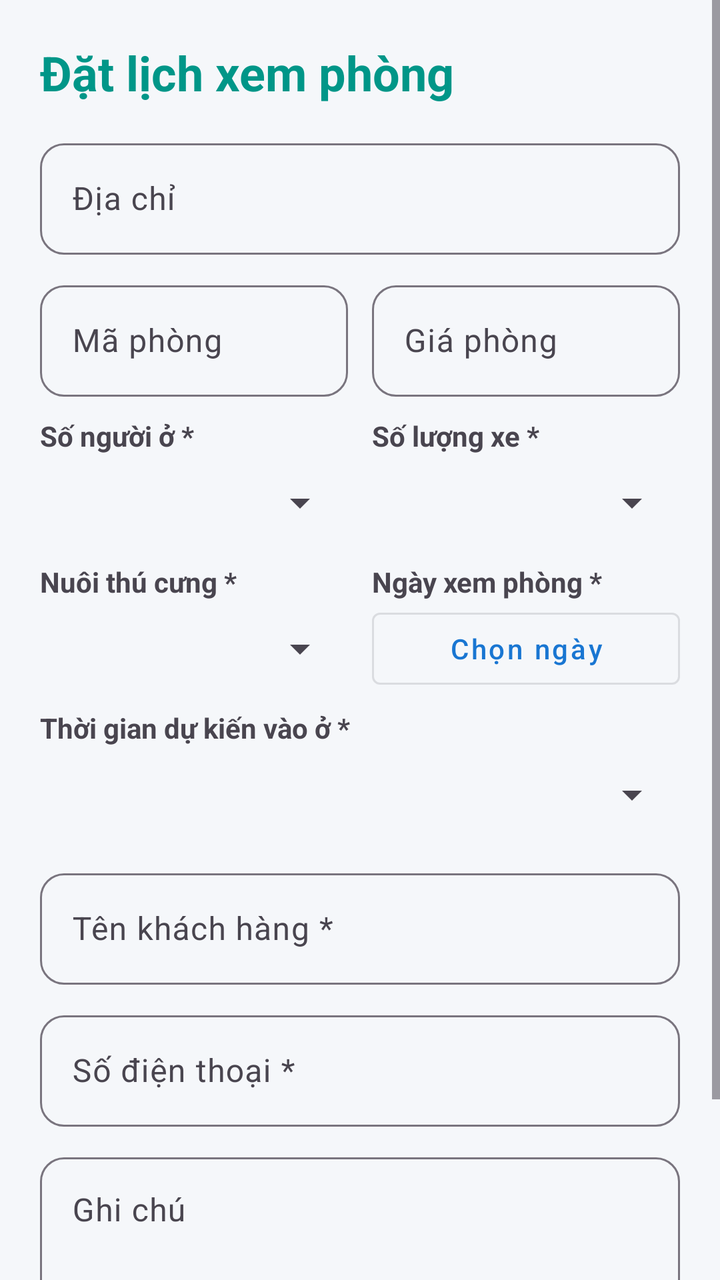
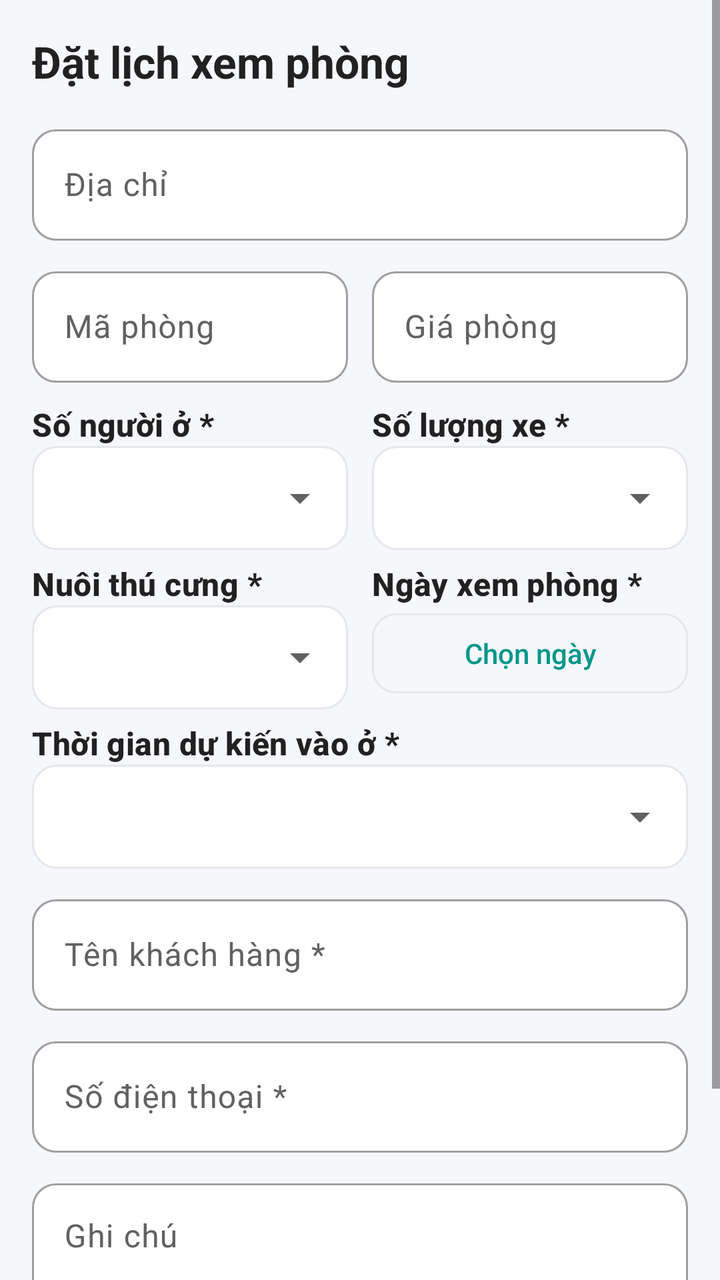

The first picture is an Android layout as it rendered before a commit; the second is the same layout after the commit. The layout source and the unified diff follow.
<!-- AndroidManifest.xml: application theme Theme.QLPT -->
<!-- res/layout/activity_book_visit.xml -->
<?xml version="1.0" encoding="utf-8"?>
<ScrollView xmlns:android="http://schemas.android.com/apk/res/android"
    xmlns:app="http://schemas.android.com/apk/res-auto"
    android:layout_width="match_parent"
    android:layout_height="match_parent"
    android:background="#F5F7FA"
    android:fillViewport="true">

    <LinearLayout
        android:layout_width="match_parent"
        android:layout_height="wrap_content"
        android:orientation="vertical"
        android:padding="20dp">

        <TextView
            android:layout_width="wrap_content"
            android:layout_height="wrap_content"
            android:layout_marginBottom="14dp"
            android:text="Đặt lịch xem phòng"
            android:textColor="#009688"
            android:textSize="24sp"
            android:textStyle="bold" />

        <com.google.android.material.textfield.TextInputLayout
            android:layout_width="match_parent"
            android:layout_height="wrap_content"
            android:layout_marginBottom="10dp"
            android:hint="Địa chỉ">

            <com.google.android.material.textfield.TextInputEditText
                android:id="@+id/edtAddress"
                android:layout_width="match_parent"
                android:layout_height="wrap_content"
                android:enabled="false"
                android:inputType="none" />
        </com.google.android.material.textfield.TextInputLayout>

        <LinearLayout
            android:layout_width="match_parent"
            android:layout_height="wrap_content"
            android:layout_marginBottom="10dp"
            android:orientation="horizontal">

            <com.google.android.material.textfield.TextInputLayout
                android:layout_width="0dp"
                android:layout_height="wrap_content"
                android:layout_weight="1"
                android:layout_marginEnd="6dp"
                android:hint="Mã phòng">

                <com.google.android.material.textfield.TextInputEditText
                    android:id="@+id/edtRoomCode"
                    android:layout_width="match_parent"
                    android:layout_height="wrap_content"
                    android:enabled="false"
                    android:inputType="none" />
            </com.google.android.material.textfield.TextInputLayout>

            <com.google.android.material.textfield.TextInputLayout
                android:layout_width="0dp"
                android:layout_height="wrap_content"
                android:layout_weight="1"
                android:layout_marginStart="6dp"
                android:hint="Giá phòng">

                <com.google.android.material.textfield.TextInputEditText
                    android:id="@+id/edtPriceShow"
                    android:layout_width="match_parent"
                    android:layout_height="wrap_content"
                    android:enabled="false"
                    android:inputType="none" />
            </com.google.android.material.textfield.TextInputLayout>
        </LinearLayout>

        <LinearLayout
            android:layout_width="match_parent"
            android:layout_height="wrap_content"
            android:orientation="horizontal">

            <LinearLayout
                android:layout_width="0dp"
                android:layout_height="wrap_content"
                android:layout_weight="1"
                android:layout_marginEnd="6dp"
                android:orientation="vertical">

                <TextView
                    android:layout_width="wrap_content"
                    android:layout_height="wrap_content"
                    android:text="Số người ở *"
                    android:textStyle="bold" />

                <Spinner
                    android:id="@+id/spPeople"
                    android:layout_width="match_parent"
                    android:layout_height="48dp" />
            </LinearLayout>

            <LinearLayout
                android:layout_width="0dp"
                android:layout_height="wrap_content"
                android:layout_weight="1"
                android:layout_marginStart="6dp"
                android:orientation="vertical">

                <TextView
                    android:layout_width="wrap_content"
                    android:layout_height="wrap_content"
                    android:text="Số lượng xe *"
                    android:textStyle="bold" />

                <Spinner
                    android:id="@+id/spVehicles"
                    android:layout_width="match_parent"
                    android:layout_height="48dp" />
            </LinearLayout>
        </LinearLayout>

        <LinearLayout
            android:layout_width="match_parent"
            android:layout_height="wrap_content"
            android:layout_marginTop="6dp"
            android:orientation="horizontal">

            <LinearLayout
                android:layout_width="0dp"
                android:layout_height="wrap_content"
                android:layout_weight="1"
                android:layout_marginEnd="6dp"
                android:orientation="vertical">

                <TextView
                    android:layout_width="wrap_content"
                    android:layout_height="wrap_content"
                    android:text="Nuôi thú cưng *"
                    android:textStyle="bold" />

                <Spinner
                    android:id="@+id/spPet"
                    android:layout_width="match_parent"
                    android:layout_height="48dp" />
            </LinearLayout>

            <LinearLayout
                android:layout_width="0dp"
                android:layout_height="wrap_content"
                android:layout_weight="1"
                android:layout_marginStart="6dp"
                android:orientation="vertical">

                <TextView
                    android:layout_width="wrap_content"
                    android:layout_height="wrap_content"
                    android:text="Ngày xem phòng *"
                    android:textStyle="bold" />

                <Button
                    android:id="@+id/btnVisitDate"
                    style="@style/Widget.MaterialComponents.Button.OutlinedButton"
                    android:layout_width="match_parent"
                    android:layout_height="48dp"
                    android:text="Chọn ngày"
                    android:textAllCaps="false" />
            </LinearLayout>
        </LinearLayout>

        <TextView
            android:layout_width="wrap_content"
            android:layout_height="wrap_content"
            android:layout_marginTop="6dp"
            android:text="Thời gian dự kiến vào ở *"
            android:textStyle="bold" />

        <Spinner
            android:id="@+id/spMoveIn"
            android:layout_width="match_parent"
            android:layout_height="48dp" />

        <com.google.android.material.textfield.TextInputLayout
            android:layout_width="match_parent"
            android:layout_height="wrap_content"
            android:layout_marginTop="10dp"
            android:hint="Tên khách hàng *">

            <com.google.android.material.textfield.TextInputEditText
                android:id="@+id/edtName"
                android:layout_width="match_parent"
                android:layout_height="wrap_content"
                android:inputType="textPersonName" />
        </com.google.android.material.textfield.TextInputLayout>

        <com.google.android.material.textfield.TextInputLayout
            android:layout_width="match_parent"
            android:layout_height="wrap_content"
            android:layout_marginTop="10dp"
            android:hint="Số điện thoại *">

            <com.google.android.material.textfield.TextInputEditText
                android:id="@+id/edtPhone"
                android:layout_width="match_parent"
                android:layout_height="wrap_content"
                android:inputType="phone" />
        </com.google.android.material.textfield.TextInputLayout>

        <com.google.android.material.textfield.TextInputLayout
            android:layout_width="match_parent"
            android:layout_height="wrap_content"
            android:layout_marginTop="10dp"
            android:hint="Ghi chú">

            <com.google.android.material.textfield.TextInputEditText
                android:id="@+id/edtNote"
                android:layout_width="match_parent"
                android:layout_height="wrap_content"
                android:gravity="top"
                android:inputType="textMultiLine"
                android:minLines="2" />
        </com.google.android.material.textfield.TextInputLayout>

        <Button
            android:id="@+id/btnSubmit"
            android:layout_width="match_parent"
            android:layout_height="54dp"
            android:layout_marginTop="18dp"
            android:backgroundTint="#009688"
            android:text="Đặt lịch hẹn"
            android:textAllCaps="false"
            android:textSize="16sp"
            app:cornerRadius="14dp" />

        <ProgressBar
            android:id="@+id/progress"
            android:layout_width="wrap_content"
            android:layout_height="wrap_content"
            android:layout_gravity="center"
            android:layout_marginTop="12dp"
            android:visibility="gone" />
    </LinearLayout>
</ScrollView>
<!-- resources referenced by this layout -->
<resources>
  <style name="Base.Theme.QLPT" parent="Theme.Material3.DayNight.NoActionBar">
          <item name="colorPrimary">@color/colorPrimary</item>
          <item name="colorPrimaryDark">@color/colorPrimaryDark</item>
          <item name="colorAccent">@color/colorAccent</item>
          <item name="android:statusBarColor">@color/colorPrimaryDark</item>
          <item name="textInputStyle">@style/App.TextInput</item>
      </style>
  <color name="colorPrimary">#1976D2</color>
  <color name="colorPrimaryDark">#1565C0</color>
  <color name="colorAccent">#FF6F00</color>
  <style name="App.TextInput" parent="Widget.Material3.TextInputLayout.OutlinedBox">
          <item name="boxCornerRadiusTopStart">12dp</item>
          <item name="boxCornerRadiusTopEnd">12dp</item>
          <item name="boxCornerRadiusBottomStart">12dp</item>
          <item name="boxCornerRadiusBottomEnd">12dp</item>
      </style>
  <!-- unchanged entries left out for length: 1 -->
</resources>

<!-- the commit's change to res/layout/activity_book_visit.xml (unified diff, before → after) -->
@@ -1,25 +1,25 @@
 <?xml version="1.0" encoding="utf-8"?>
-<ScrollView xmlns:android="http://schemas.android.com/apk/res/android"
+<ScrollView
+    xmlns:android="http://schemas.android.com/apk/res/android"
     xmlns:app="http://schemas.android.com/apk/res-auto"
     android:layout_width="match_parent"
     android:layout_height="match_parent"
-    android:background="#F5F7FA"
-    android:fillViewport="true">
+    android:background="@color/qlpt_background"
+    android:fillViewport="true"
+    android:fitsSystemWindows="true">
 
     <LinearLayout
         android:layout_width="match_parent"
         android:layout_height="wrap_content"
         android:orientation="vertical"
-        android:padding="20dp">
+        android:padding="16dp">
 
         <TextView
             android:layout_width="wrap_content"
             android:layout_height="wrap_content"
             android:layout_marginBottom="14dp"
             android:text="Đặt lịch xem phòng"
-            android:textColor="#009688"
-            android:textSize="24sp"
-            android:textStyle="bold" />
+            android:textAppearance="@style/TextAppearance.QLPT.ScreenTitle" />
 
         <com.google.android.material.textfield.TextInputLayout
             android:layout_width="match_parent"
@@ -88,12 +88,13 @@
                     android:layout_width="wrap_content"
                     android:layout_height="wrap_content"
                     android:text="Số người ở *"
-                    android:textStyle="bold" />
+                    android:textAppearance="@style/TextAppearance.QLPT.SectionTitle" />
 
                 <Spinner
                     android:id="@+id/spPeople"
-                    android:layout_width="match_parent"
-                    android:layout_height="48dp" />
+                    style="@style/Widget.QLPT.Spinner"
+                    android:layout_width="match_parent"
+                    android:layout_height="52dp" />
             </LinearLayout>
 
             <LinearLayout
@@ -107,12 +108,13 @@
                     android:layout_width="wrap_content"
                     android:layout_height="wrap_content"
                     android:text="Số lượng xe *"
-                    android:textStyle="bold" />
+                    android:textAppearance="@style/TextAppearance.QLPT.SectionTitle" />
 
                 <Spinner
                     android:id="@+id/spVehicles"
-                    android:layout_width="match_parent"
-                    android:layout_height="48dp" />
+                    style="@style/Widget.QLPT.Spinner"
+                    android:layout_width="match_parent"
+                    android:layout_height="52dp" />
             </LinearLayout>
         </LinearLayout>
 
@@ -133,12 +135,13 @@
                     android:layout_width="wrap_content"
                     android:layout_height="wrap_content"
                     android:text="Nuôi thú cưng *"
-                    android:textStyle="bold" />
+                    android:textAppearance="@style/TextAppearance.QLPT.SectionTitle" />
 
                 <Spinner
                     android:id="@+id/spPet"
-                    android:layout_width="match_parent"
-                    android:layout_height="48dp" />
+                    style="@style/Widget.QLPT.Spinner"
+                    android:layout_width="match_parent"
+                    android:layout_height="52dp" />
             </LinearLayout>
 
             <LinearLayout
@@ -152,15 +155,14 @@
                     android:layout_width="wrap_content"
                     android:layout_height="wrap_content"
                     android:text="Ngày xem phòng *"
-                    android:textStyle="bold" />
+                    android:textAppearance="@style/TextAppearance.QLPT.SectionTitle" />
 
                 <Button
                     android:id="@+id/btnVisitDate"
-                    style="@style/Widget.MaterialComponents.Button.OutlinedButton"
+                    style="@style/Widget.QLPT.Button.Outlined"
                     android:layout_width="match_parent"
                     android:layout_height="48dp"
-                    android:text="Chọn ngày"
-                    android:textAllCaps="false" />
+                    android:text="Chọn ngày" />
             </LinearLayout>
         </LinearLayout>
 
@@ -169,12 +171,13 @@
             android:layout_height="wrap_content"
             android:layout_marginTop="6dp"
             android:text="Thời gian dự kiến vào ở *"
-            android:textStyle="bold" />
+            android:textAppearance="@style/TextAppearance.QLPT.SectionTitle" />
 
         <Spinner
             android:id="@+id/spMoveIn"
-            android:layout_width="match_parent"
-            android:layout_height="48dp" />
+            style="@style/Widget.QLPT.Spinner"
+            android:layout_width="match_parent"
+            android:layout_height="52dp" />
 
         <com.google.android.material.textfield.TextInputLayout
             android:layout_width="match_parent"
@@ -219,14 +222,11 @@
 
         <Button
             android:id="@+id/btnSubmit"
-            android:layout_width="match_parent"
-            android:layout_height="54dp"
+            style="@style/Widget.QLPT.Button.Large"
+            android:layout_width="match_parent"
+            android:layout_height="wrap_content"
             android:layout_marginTop="18dp"
-            android:backgroundTint="#009688"
-            android:text="Đặt lịch hẹn"
-            android:textAllCaps="false"
-            android:textSize="16sp"
-            app:cornerRadius="14dp" />
+            android:text="Đặt lịch hẹn" />
 
         <ProgressBar
             android:id="@+id/progress"
<!-- resource entries referenced after the edit -->
@@ -1,21 +1,154 @@
 <!-- resources referenced by this layout -->
 <resources>
-  <style name="Base.Theme.QLPT" parent="Theme.Material3.DayNight.NoActionBar">
+  <color name="qlpt_background">#F5F7FA</color>
+  <style name="TextAppearance.QLPT.ScreenTitle" parent="TextAppearance.Material3.HeadlineSmall">
+          <item name="android:textSize">22sp</item>
+          <item name="android:textStyle">bold</item>
+          <item name="android:textColor">@color/qlpt_text</item>
+      </style>
+  <style name="TextAppearance.QLPT.SectionTitle" parent="TextAppearance.Material3.TitleMedium">
+          <item name="android:textSize">16sp</item>
+          <item name="android:textStyle">bold</item>
+          <item name="android:textColor">@color/qlpt_text</item>
+      </style>
+  <style name="Widget.QLPT.Button.Large">
+          <item name="android:minHeight">52dp</item>
+          <item name="android:insetTop">0dp</item>
+          <item name="android:insetBottom">0dp</item>
+          <item name="android:textSize">16sp</item>
+      </style>
+  <style name="Widget.QLPT.Button.Outlined" parent="Widget.Material3.Button.OutlinedButton">
+          <item name="cornerRadius">12dp</item>
+          <item name="android:textAllCaps">false</item>
+          <item name="android:letterSpacing">0</item>
+          <item name="strokeColor">@color/qlpt_border</item>
+      </style>
+  <style name="Widget.QLPT.Spinner" parent="Widget.AppCompat.Spinner">
+          <item name="android:background">@drawable/bg_spinner</item>
+          <item name="android:minHeight">52dp</item>
+          <item name="android:paddingStart">12dp</item>
+          <item name="android:paddingEnd">40dp</item>
+      </style>
+  <color name="qlpt_text">#212121</color>
+  <color name="qlpt_border">#E5E7EB</color>
+  <!-- drawable bg_spinner (drawable) -->
+  <?xml version="1.0" encoding="utf-8"?>
+  <layer-list xmlns:android="http://schemas.android.com/apk/res/android">
+      <item>
+          <shape android:shape="rectangle">
+              <solid android:color="@color/qlpt_surface" />
+              <stroke
+                  android:width="1dp"
+                  android:color="@color/qlpt_border" />
+              <corners android:radius="12dp" />
+          </shape>
+      </item>
+      <item
+          android:width="24dp"
+          android:height="24dp"
+          android:end="12dp"
+          android:gravity="end|center_vertical"
+          android:drawable="@drawable/ic_arrow_drop_down" />
+  </layer-list>
+  <style name="Base.Theme.QLPT" parent="Theme.Material3.Light.NoActionBar">
+          
           <item name="colorPrimary">@color/colorPrimary</item>
+          <item name="colorOnPrimary">@color/qlpt_surface</item>
+          <item name="colorPrimaryContainer">@color/qlpt_primary_container</item>
+          <item name="colorOnPrimaryContainer">@color/qlpt_on_primary_container</item>
           <item name="colorPrimaryDark">@color/colorPrimaryDark</item>
           <item name="colorAccent">@color/colorAccent</item>
+  
+          
+          <item name="colorSecondary">@color/qlpt_accent</item>
+          <item name="colorOnSecondary">@color/qlpt_surface</item>
+          <item name="colorSecondaryContainer">@color/qlpt_primary_container</item>
+          <item name="colorOnSecondaryContainer">@color/qlpt_on_primary_container</item>
+  
+          <item name="colorError">@color/qlpt_error</item>
+  
+          
+          <item name="android:colorBackground">@color/qlpt_background</item>
+          <item name="colorSurface">@color/qlpt_surface</item>
+          <item name="colorSurfaceContainer">@color/qlpt_surface</item>
+          <item name="colorOnSurface">@color/qlpt_text</item>
+          <item name="colorOnSurfaceVariant">@color/qlpt_text_secondary</item>
+          <item name="colorOutline">@color/qlpt_text_hint</item>
+          <item name="colorOutlineVariant">@color/qlpt_border</item>
+  
+          
           <item name="android:statusBarColor">@color/colorPrimaryDark</item>
+          <item name="android:windowLightStatusBar">@bool/qlpt_light_status_bar</item>
+  
+          
+          <item name="materialButtonStyle">@style/Widget.QLPT.Button</item>
+          <item name="materialButtonOutlinedStyle">@style/Widget.QLPT.Button.Outlined</item>
+          <item name="materialCardViewStyle">@style/Widget.QLPT.Card</item>
           <item name="textInputStyle">@style/App.TextInput</item>
+          <item name="bottomNavigationStyle">@style/Widget.QLPT.BottomNav</item>
+          <item name="bottomSheetDialogTheme">@style/ThemeOverlay.QLPT.BottomSheetDialog</item>
       </style>
-  <color name="colorPrimary">#1976D2</color>
-  <color name="colorPrimaryDark">#1565C0</color>
-  <color name="colorAccent">#FF6F00</color>
+  <color name="qlpt_surface">#FFFFFF</color>
+  <!-- drawable ic_arrow_drop_down (drawable) -->
+  <?xml version="1.0" encoding="utf-8"?>
+  <vector xmlns:android="http://schemas.android.com/apk/res/android"
+      android:width="24dp"
+      android:height="24dp"
+      android:viewportWidth="24"
+      android:viewportHeight="24">
+      <path
+          android:fillColor="@color/qlpt_text_secondary"
+          android:pathData="M7,10l5,5 5,-5z" />
+  </vector>
+  <color name="colorPrimary">@color/qlpt_primary</color>
+  <color name="qlpt_primary_container">#E0F2F1</color>
+  <color name="qlpt_on_primary_container">#00695C</color>
+  <color name="colorPrimaryDark">@color/qlpt_primary_dark</color>
+  <color name="colorAccent">@color/qlpt_accent</color>
+  <color name="qlpt_accent">#F57C00</color>
+  <color name="qlpt_error">#E53935</color>
+  <color name="qlpt_text_secondary">#616161</color>
+  <color name="qlpt_text_hint">#9E9E9E</color>
+  <style name="Widget.QLPT.Button" parent="Widget.Material3.Button">
+          <item name="cornerRadius">12dp</item>
+          <item name="android:textAllCaps">false</item>
+          <item name="android:letterSpacing">0</item>
+      </style>
+  <style name="Widget.QLPT.Card" parent="Widget.Material3.CardView.Outlined">
+          <item name="cardCornerRadius">12dp</item>
+          <item name="cardElevation">0dp</item>
+          <item name="strokeWidth">1dp</item>
+          <item name="strokeColor">@color/qlpt_border</item>
+          <item name="cardBackgroundColor">@color/qlpt_surface</item>
+      </style>
   <style name="App.TextInput" parent="Widget.Material3.TextInputLayout.OutlinedBox">
+          
+          <item name="boxBackgroundColor">@color/qlpt_surface</item>
           <item name="boxCornerRadiusTopStart">12dp</item>
           <item name="boxCornerRadiusTopEnd">12dp</item>
           <item name="boxCornerRadiusBottomStart">12dp</item>
           <item name="boxCornerRadiusBottomEnd">12dp</item>
       </style>
+  <style name="Widget.QLPT.BottomNav" parent="Widget.Material3.BottomNavigationView">
+          <item name="backgroundTint">@color/qlpt_surface</item>
+          <item name="elevation">8dp</item>
+      </style>
+  <style name="ThemeOverlay.QLPT.BottomSheetDialog" parent="ThemeOverlay.Material3.BottomSheetDialog">
+          <item name="bottomSheetStyle">@style/Widget.QLPT.BottomSheet</item>
+      </style>
+  <color name="qlpt_primary">#009688</color>
+  <color name="qlpt_primary_dark">#00796B</color>
+  <style name="Widget.QLPT.BottomSheet" parent="Widget.Material3.BottomSheet.Modal">
+          <item name="backgroundTint">@color/qlpt_surface</item>
+          <item name="shapeAppearance">@style/ShapeAppearance.QLPT.BottomSheet</item>
+      </style>
+  <style name="ShapeAppearance.QLPT.BottomSheet" parent="">
+          <item name="cornerFamily">rounded</item>
+          <item name="cornerSizeTopLeft">24dp</item>
+          <item name="cornerSizeTopRight">24dp</item>
+          <item name="cornerSizeBottomLeft">0dp</item>
+          <item name="cornerSizeBottomRight">0dp</item>
+      </style>
   <!-- unchanged entries left out for length: 1 -->
 </resources>
 
